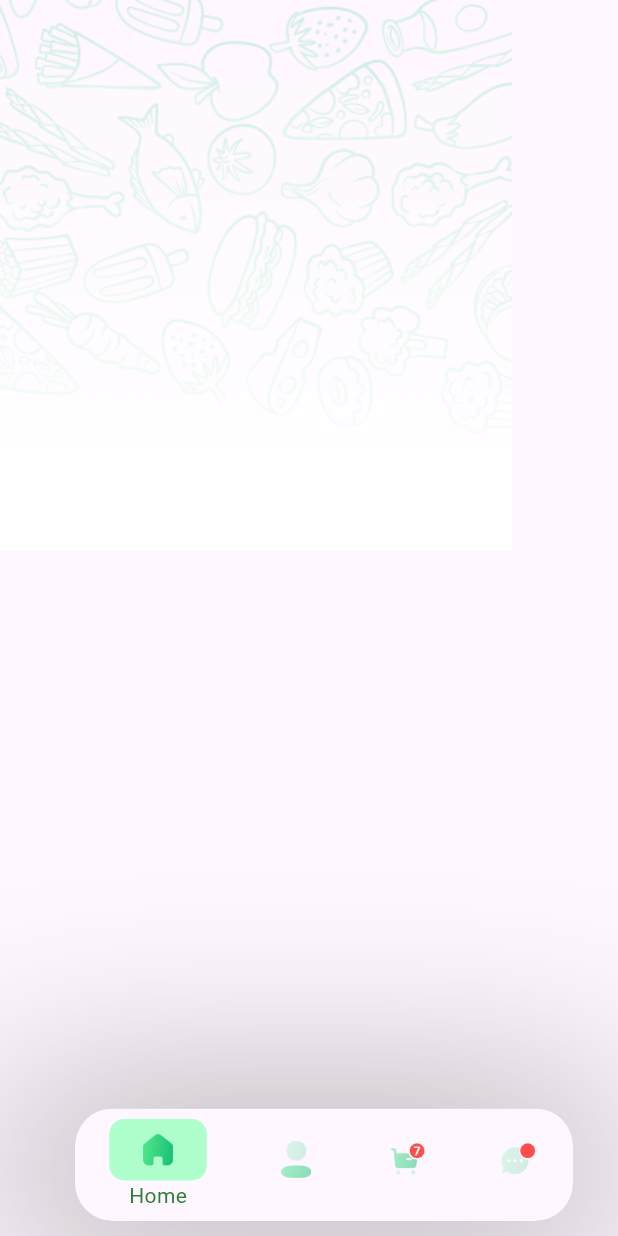
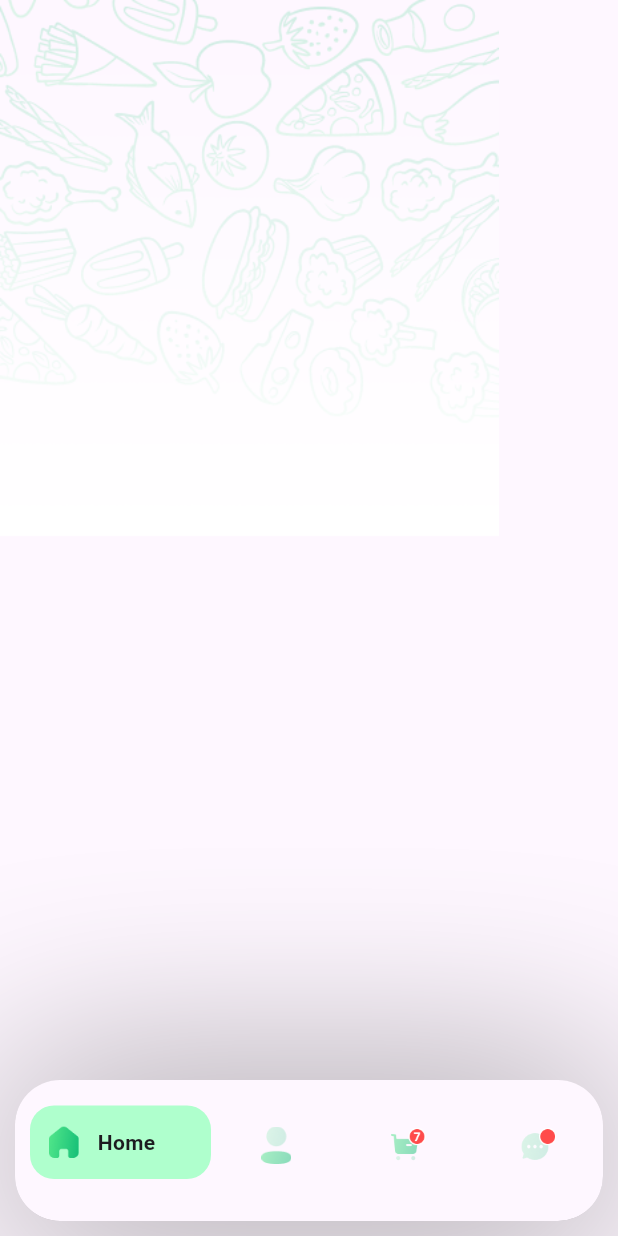
Before and after one commit to a7medelnoor/flutter_food_ninja, a Flutter app: the DashboardScreen screen opened directly, on a phone screen of 412 x 824 dp. Run offline on Flutter 3.47's test engine with Material 2 defaults, Android fonts, the phone set to English and light mode, and no system bars.

Commit message:
fix bottom navigation issue

```diff
--- a/lib/presentation/dashboard/dashboard.dart
+++ b/lib/presentation/dashboard/dashboard.dart
@@ -28,21 +28,15 @@ class _DashboardScreenState extends State<DashboardScreen> {
   @override
   Widget build(BuildContext context) {
     return Scaffold(
-      body: Stack(
-        children: [
-          Container(
-            child: Image.asset("assets/images/singup_pattern.png"),
-          ),
-        ],
-      ),
+      body: _screens[_selectedIndex],
       bottomNavigationBar: Container(
-        padding: const EdgeInsets.only(bottom: 10, left: 30, right: 30),
+        padding: const EdgeInsets.only(bottom: 10, left: 10, right: 10),
         decoration: BoxDecoration(
           borderRadius: BorderRadius.only(
-              topRight: Radius.circular(20),
-              topLeft: Radius.circular(20),
-              bottomLeft: Radius.circular(20),
-              bottomRight: Radius.circular(20)
+              topRight: Radius.circular(25),
+              topLeft: Radius.circular(25),
+              bottomLeft: Radius.circular(25),
+              bottomRight: Radius.circular(25)
 
           ),
           boxShadow: [
@@ -50,19 +44,19 @@ class _DashboardScreenState extends State<DashboardScreen> {
           ],
         ),
         child: Container(
-          padding: EdgeInsets.only(left: 20),
           child: ClipRRect(
             borderRadius: BorderRadius.only(
-              topLeft: Radius.circular(25.0),
-              topRight: Radius.circular(25.0),
-              bottomRight: Radius.circular(25.0),
-              bottomLeft: Radius.circular(25.0),
+              topLeft: Radius.circular(30.0),
+              topRight: Radius.circular(30.0),
+              bottomRight: Radius.circular(30.0),
+              bottomLeft: Radius.circular(30.0),
             ),
             child: BottomNavigationBar(
               items: [
                 BottomNavigationBarItem(
                   icon: _selectedIndex == 0 ? Container(
-                    padding: EdgeInsets.symmetric(vertical: 8, horizontal: 20), // Adjust padding
+                    margin: EdgeInsets.only(left: 10,top: 10),
+                    padding: EdgeInsets.symmetric(vertical: 12, horizontal: 0,), // Adjust padding
                     decoration: BoxDecoration(
                       gradient: LinearGradient(
                         colors: _selectedIndex == 0
@@ -78,23 +72,33 @@ class _DashboardScreenState extends State<DashboardScreen> {
                         begin: Alignment.centerLeft,
                         end: Alignment.centerRight,
                       ),
-                      borderRadius: BorderRadius.circular(10),
+                      borderRadius: BorderRadius.circular(16),
                     ),
-                    child: Image.asset(
+                    child: Container(
+                      padding: EdgeInsets.only(left: 10),
+                      child: Row(
+                        children: [
+                          Image.asset(
                             "assets/images/home_icon.png",
                             width: 25,
                             height: 25,
                           ),
+                          SizedBox(width: 10,),
+                          Expanded(child: Text("Home", style: TextStyle(fontWeight: FontWeight.bold),))
+                        ],
+                      ),
+                    ),
                   ): Image.asset(
-          "assets/images/home_icon.png",
+          "assets/images/home_no_active.png",
           width: 25,
           height: 25,
         ),
-        label: 'Home',
+        label: '',
                 ),
                 BottomNavigationBarItem(
                   icon: _selectedIndex == 1 ? Container(
-                    padding: EdgeInsets.symmetric(vertical: 8, horizontal: 20), // Adjust padding
+                    margin: EdgeInsets.only(left: 10,top: 10),
+                    padding: EdgeInsets.symmetric(vertical: 12, horizontal: 0), // Adjust padding
                     decoration: BoxDecoration(
                       gradient: LinearGradient(
                         colors: _selectedIndex == 1
@@ -110,16 +114,27 @@ class _DashboardScreenState extends State<DashboardScreen> {
                         begin: Alignment.centerLeft,
                         end: Alignment.centerRight,
                       ),
-                      borderRadius: BorderRadius.circular(12),
+                      borderRadius: BorderRadius.circular(16),
                     ),
-                    child: Image.asset(
+                    child: Container(                      padding: EdgeInsets.only(left: 10),
+
+
+                      child: Row(
+                        children: [
+                          Image.asset(
                             "assets/images/profile_icon_no_active.png",
                             width: 25,
                             height: 25,
                           ),
+                          SizedBox(width: 10,),
+                          Expanded(child: Text("Profile", style: TextStyle(fontWeight: FontWeight.bold),))
+
+                        ],
+                      ),
+                    ),
                   ) :
                   Image.asset(
-                    "assets/images/profile_icon_no_active.png",
+                    "assets/images/profile_no_active.png",
                     width: 25,
                     height: 25,
                   ),
@@ -127,7 +142,9 @@ class _DashboardScreenState extends State<DashboardScreen> {
                 ),
                 BottomNavigationBarItem(
                   icon:  _selectedIndex == 2 ? Container(
-                    padding: EdgeInsets.symmetric(vertical: 8, horizontal: 20), // Adjust padding
+                    margin: EdgeInsets.only(left: 10,top: 10),
+
+                    padding: EdgeInsets.symmetric(vertical: 12, horizontal: 0), // Adjust padding
                     decoration: BoxDecoration(
                       gradient: LinearGradient(
                         colors: _selectedIndex == 2
@@ -143,13 +160,23 @@ class _DashboardScreenState extends State<DashboardScreen> {
                         begin: Alignment.centerLeft,
                         end: Alignment.centerRight,
                       ),
-                      borderRadius: BorderRadius.circular(12),
+                      borderRadius: BorderRadius.circular(16),
                     ),
-                    child: Image.asset(
+                    child: Container(
+                      padding: EdgeInsets.only(left: 10),
+
+                      child: Row(
+                        children: [
+                          Image.asset(
                             "assets/images/cart_icon_no_active.png",
                             width: 25,
                             height: 25,
                           ),
+                          SizedBox(width: 10,),
+                          Expanded(child: Text("Cart", style: TextStyle(fontWeight: FontWeight.bold),))
+                        ],
+                      ),
+                    )
                   ) :
                   Image.asset(
                     "assets/images/cart_icon_no_active.png",
@@ -160,7 +187,9 @@ class _DashboardScreenState extends State<DashboardScreen> {
                 ),
                 BottomNavigationBarItem(
                   icon:  _selectedIndex == 3 ? Container(
-                    padding: EdgeInsets.symmetric(vertical: 8, horizontal: 20), // Adjust padding
+                    margin: EdgeInsets.only(left: 10,top: 10,right: 10),
+
+                    padding: EdgeInsets.symmetric(vertical: 12, horizontal: 0), // Adjust padding
                     decoration: BoxDecoration(
                       gradient: LinearGradient(
                         colors: _selectedIndex == 3
@@ -176,12 +205,21 @@ class _DashboardScreenState extends State<DashboardScreen> {
                         begin: Alignment.centerLeft,
                         end: Alignment.centerRight,
                       ),
-                      borderRadius: BorderRadius.circular(12),
+                      borderRadius: BorderRadius.circular(16),
                     ),
-                    child: Image.asset(
-                      "assets/images/chat_icon_no_active.png",
+                    child: Container(
+                      padding: EdgeInsets.only(left: 10),
+                      child: Row(
+                        children: [
+                          Image.asset(
+                            "assets/images/chat_active.png",
                             width: 25,
                             height: 25,
+                          ),
+                          SizedBox(width: 10,),
+                          Expanded(child: Text("Chat", style: TextStyle(fontWeight: FontWeight.bold),))
+                        ],
+                      ),
                     ),
                   ):
                   Image.asset(
--- a/lib/presentation/home/home_screen.dart
+++ b/lib/presentation/home/home_screen.dart
@@ -18,7 +18,6 @@ class _HomeScreenState extends State<HomeScreen> {
           Container(
             child: Image.asset("assets/images/singup_pattern.png"),
           ),
-          Text("test ")
         ],
       ),
     );
--- a/pubspec.yaml
+++ b/pubspec.yaml
@@ -89,9 +89,13 @@ flutter:
    - assets/images/show_password.png
    - assets/images/hide_password.png
    - assets/images/home_icon.png
+   - assets/images/home_no_active.png
    - assets/images/profile_icon_no_active.png
+   - assets/images/profile_no_active.png
+   - assets/images/profile_active.png
    - assets/images/cart_icon_no_active.png
    - assets/images/chat_icon_no_active.png
+   - assets/images/chat_active.png
 
   # An image asset can refer to one or more resolution-specific "variants", see
   # https://flutter.dev/assets-and-images/#resolution-aware
```
Also changed, not shown: assets/images/chat_active.png (added), assets/images/home_no_active.png (added), assets/images/profile_active.png (added), assets/images/profile_no_active.png (added). Lines whose indentation alone changed are shown as unchanged.
